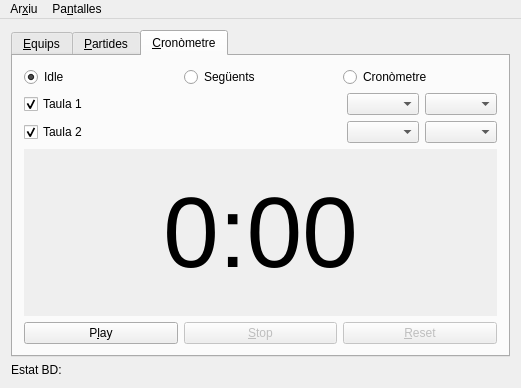
Above: mainwindow.ui from vicgua/robocat before the change. Below: the same form after it.
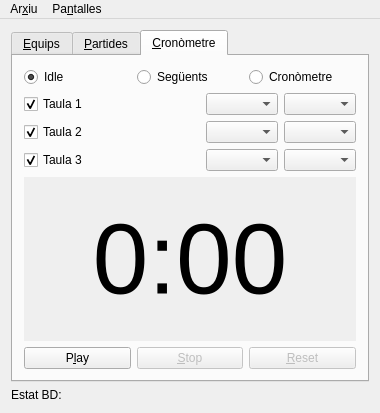
That is the form after the change. Icons and pictures are not drawn. Custom widgets are drawn as their Qt base class.

Commit message: Afegida opció per a una tercera taula

Diff of the .ui file:
```diff
--- a/mainwindow.ui
+++ b/mainwindow.ui
@@ -6,8 +6,8 @@
    <rect>
     <x>0</x>
     <y>0</y>
-    <width>521</width>
-    <height>388</height>
+    <width>380</width>
+    <height>413</height>
    </rect>
   </property>
   <property name="windowTitle">
@@ -274,6 +274,50 @@
           </item>
          </layout>
         </item>
+        <item>
+         <layout class="QHBoxLayout" name="pantallaCronoTaula3Layout">
+          <item>
+           <widget class="QCheckBox" name="pantallaCronoTaula3">
+            <property name="toolTip">
+             <string>Activar taula 2</string>
+            </property>
+            <property name="text">
+             <string>Taula 3</string>
+            </property>
+            <property name="checked">
+             <bool>true</bool>
+            </property>
+           </widget>
+          </item>
+          <item>
+           <spacer name="horizontalSpacer_3">
+            <property name="orientation">
+             <enum>Qt::Horizontal</enum>
+            </property>
+            <property name="sizeHint" stdset="0">
+             <size>
+              <width>40</width>
+              <height>20</height>
+             </size>
+            </property>
+           </spacer>
+          </item>
+          <item>
+           <widget class="QComboBox" name="pantallaCronoE1T3">
+            <property name="toolTip">
+             <string>Equip 1 Taula 2</string>
+            </property>
+           </widget>
+          </item>
+          <item>
+           <widget class="QComboBox" name="pantallaCronoE2T3">
+            <property name="toolTip">
+             <string>Equip 2 Taula 2</string>
+            </property>
+           </widget>
+          </item>
+         </layout>
+        </item>
         <item>
          <widget class="ChronoLabel" name="cronometre">
           <property name="font">
@@ -352,7 +396,7 @@
     <rect>
      <x>0</x>
      <y>0</y>
-     <width>521</width>
+     <width>380</width>
      <height>29</height>
     </rect>
    </property>
```
Left out of the diff: 132 changed lines with no effect on the pictures. The commit also changes 6 other files.
